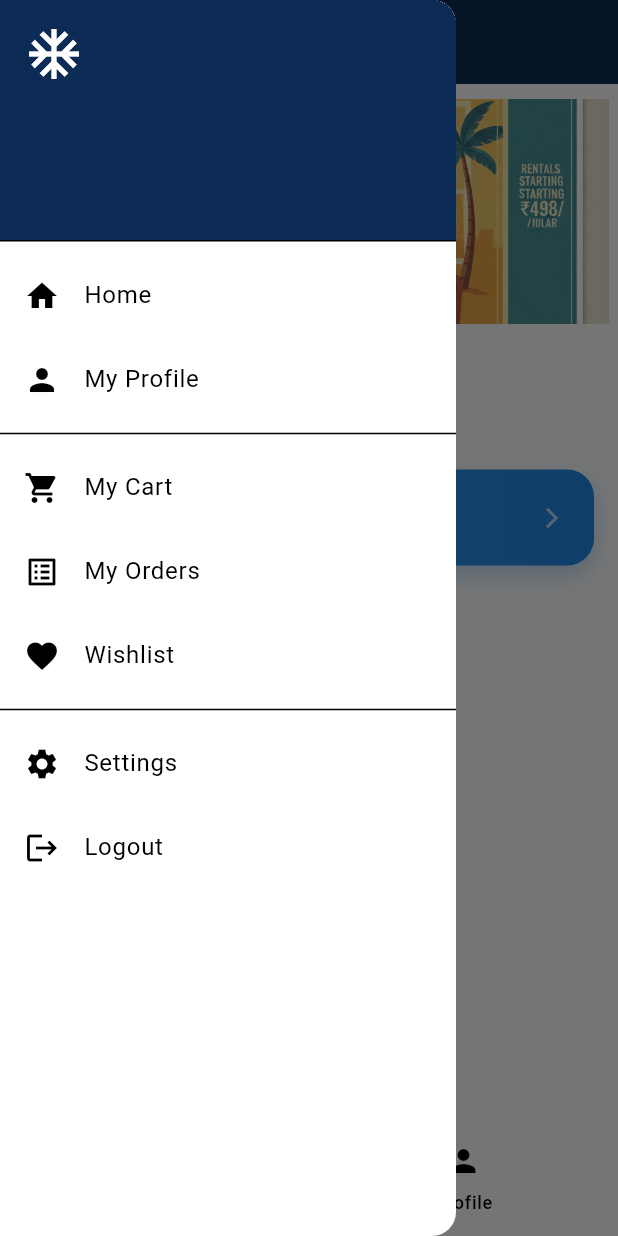
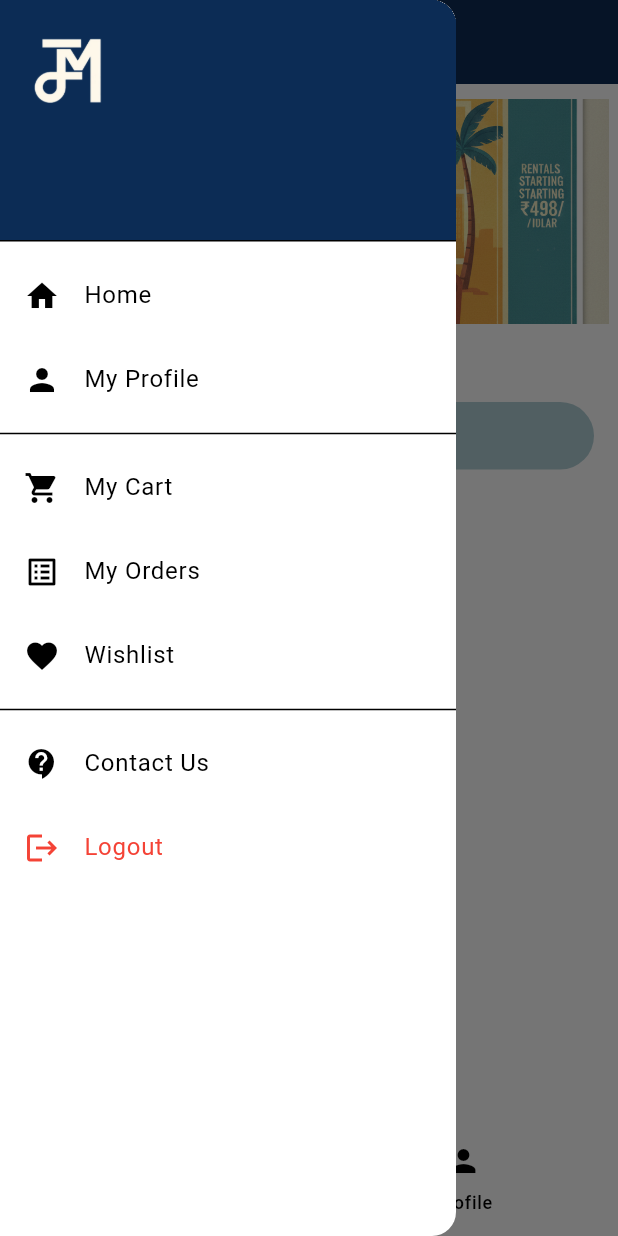
Before and after one commit to Dev-YashM/Flutter_Ecommerce, a Flutter app: the WidgetTree screen opened directly with empty values, with the side drawer open, on a phone screen of 412 x 824 dp. Run offline on Flutter 3.47's test engine with Material 3 defaults, Android fonts, the phone set to English and light mode, and no system bars; our stand-ins replace shared_preferences; missing offline and left inert: razorpay_flutter; accounts and stored records are empty; network calls fail.

Commit message:
Removed Unwanted Code and Did some UI upgradation

```diff
--- a/lib/features/home.dart
+++ b/lib/features/home.dart
@@ -68,6 +68,7 @@ class _HomeScreenState extends State<HomeScreen> {
 
           const SizedBox(height: 25),
 
+          /// 🔥 Dynamic Product List
           Padding(
             padding: const EdgeInsets.symmetric(horizontal: 16),
             child: Column(
--- a/lib/features/widgetTree.dart
+++ b/lib/features/widgetTree.dart
@@ -4,6 +4,8 @@ import 'package:mahalaxmi_coolers/features/cart.dart';
 import 'package:mahalaxmi_coolers/features/home.dart';
 import 'package:mahalaxmi_coolers/features/orders.dart';
 import 'package:mahalaxmi_coolers/features/profile.dart';
+import 'package:mahalaxmi_coolers/features/splash.dart';
+import 'package:mahalaxmi_coolers/features/wishList.dart';
 
 class WidgetTree extends StatefulWidget {
   const WidgetTree({
@@ -74,9 +76,7 @@ class _WidgetTreeState extends State<WidgetTree> {
               child: Column(
                 crossAxisAlignment: CrossAxisAlignment.start,
                 children: [
-                  Icon(Icons.ac_unit,
-                      size: 40,
-                      color: Theme.of(context).colorScheme.surface),
+                  Image.asset('assets/images/darkLogo.png', height: 60, width: 60),
                   const SizedBox(height: 10),
                   Text(
                     widget.title,
@@ -131,18 +131,15 @@ class _WidgetTreeState extends State<WidgetTree> {
               leading: const Icon(Icons.favorite),
               title: const Text("Wishlist"),
               onTap: () {
-                Navigator.pop(context);
-                ScaffoldMessenger.of(context).showSnackBar(
-                  const SnackBar(content: Text("Wishlist coming soon")),
-                );
+                Navigator.push(context, MaterialPageRoute(builder: (context) => WishlistScreen(),));
               },
             ),
 
             const Divider(),
 
             ListTile(
-              leading: const Icon(Icons.settings),
-              title: const Text("Settings"),
+              leading: const Icon(Icons.contact_support_sharp),
+              title: const Text("Contact Us"),
               onTap: () {
                 Navigator.pop(context);
                 ScaffoldMessenger.of(context).showSnackBar(
@@ -152,13 +149,10 @@ class _WidgetTreeState extends State<WidgetTree> {
             ),
 
             ListTile(
-              leading: const Icon(Icons.logout),
-              title: const Text("Logout"),
+              leading: const Icon(Icons.logout, color: Colors.red,),
+              title: const Text("Logout", style: TextStyle(color: Colors.red),),
               onTap: () {
-                Navigator.pop(context);
-                ScaffoldMessenger.of(context).showSnackBar(
-                  const SnackBar(content: Text("Logout logic pending")),
-                );
+                Navigator.pushReplacement(context, MaterialPageRoute(builder: (context) => SplashScreen(),));
               },
             ),
           ],
--- a/lib/widgets/category_section.dart
+++ b/lib/widgets/category_section.dart
@@ -1,4 +1,5 @@
 import 'package:flutter/material.dart';
+import 'package:mahalaxmi_coolers/core/theme/app_colors.dart';
 
 class CategorySection extends StatelessWidget {
   const CategorySection({super.key});
@@ -10,74 +11,26 @@ class CategorySection extends StatelessWidget {
       child: Column(
         crossAxisAlignment: CrossAxisAlignment.start,
         children: [
-
-          const Text(
-            "Categories",
-            style: TextStyle(
-              fontSize: 20,
-              fontWeight: FontWeight.bold,
-              letterSpacing: 0.5,
+          Container(
+            width: double.infinity,
+            decoration: BoxDecoration(
+              borderRadius: BorderRadius.circular(30),
+              color: AppColors.accent.withOpacity(0.50),
             ),
-          ),
-
-          const SizedBox(height: 16),
-
-          Container(
-            padding: const EdgeInsets.symmetric(horizontal: 20, vertical: 18),
-            decoration: BoxDecoration(
-              gradient: LinearGradient(
-                colors: [
-                  Colors.blue.shade400,
-                  Colors.blue.shade600,
-                ],
+            child: Padding(
+              padding: const EdgeInsets.all(8.0),
+              child: const Text(
+                "RENTAL COOLERS",
+                textAlign: TextAlign.center,
+                style: TextStyle(
+                  fontSize: 20,
+                  fontWeight: FontWeight.w900,
+                  letterSpacing: 0.5,
+                ),
               ),
-              borderRadius: BorderRadius.circular(18),
-              boxShadow: [
-                BoxShadow(
-                  color: Colors.blue.shade200.withOpacity(0.6),
-                  blurRadius: 12,
-                  offset: const Offset(0, 6),
-                ),
-              ],
             ),
-            child: Row(
-              children: [
-
-                Container(
-                  padding: const EdgeInsets.all(0),
-                  decoration: BoxDecoration(
-                    color: Colors.white.withOpacity(0.2),
-                    shape: BoxShape.circle,
-                  ),
-                  child: const Icon(
-                    Icons.ac_unit,
-                    size: 28,
-                    color: Colors.white,
-                  ),
-                ),
-
-                const SizedBox(width: 16),
-
-                const Expanded(
-                  child: Text(
-                    "Rental Coolers",
-                    style: TextStyle(
-                      fontSize: 17,
-                      fontWeight: FontWeight.bold,
-                      color: Colors.white,
-                    ),
-                  ),
-                ),
-
-                const Icon(
-                  Icons.arrow_forward_ios,
-                  size: 16,
-                  color: Colors.white70,
-                )
-              ],
-            ),
-          ),
-        ],
+          )
+        ]
       ),
     );
   }
```
Also changed, not shown: lib/features/coolerDetail.dart (+72 -107 lines), lib/features/wishList.dart (added, +93 -0 lines), lib/services/wishlistService.dart (added, +43 -0 lines).
